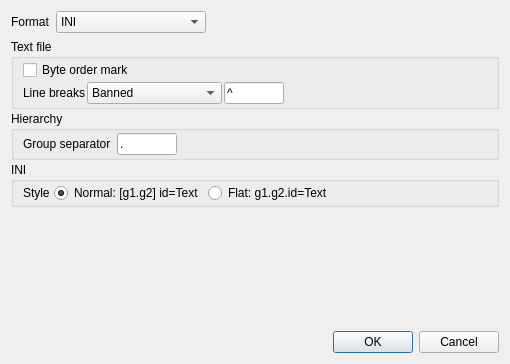
Before: the Qt Designer form UTranslator/FmFileFormat.ui in Mercury13/utranslator, drawn with Qt 5.
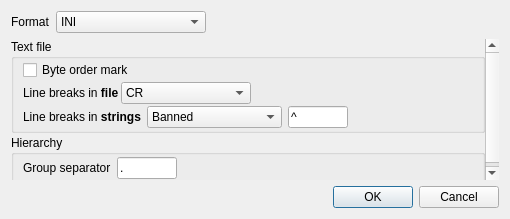
After: the same form once the commit is applied.

```diff
--- a/UTranslator/FmFileFormat.ui
+++ b/UTranslator/FmFileFormat.ui
@@ -7,7 +7,7 @@
     <x>0</x>
     <y>0</y>
     <width>510</width>
-    <height>364</height>
+    <height>219</height>
    </rect>
   </property>
   <property name="windowTitle">
@@ -67,7 +67,7 @@
         <x>0</x>
         <y>0</y>
         <width>492</width>
-        <height>289</height>
+        <height>144</height>
        </rect>
       </property>
       <layout class="QVBoxLayout" name="verticalLayout_2">
@@ -113,12 +113,74 @@
             <item>
              <widget class="QLabel" name="lbLineBreaks">
               <property name="text">
-               <string>Line breaks</string>
+               <string>Line breaks in &lt;b&gt;file&lt;/b&gt;</string>
               </property>
              </widget>
             </item>
             <item>
-             <widget class="QComboBox" name="comboLineBreaks">
+             <widget class="QComboBox" name="comboLineBreaksInFile">
+              <property name="minimumSize">
+               <size>
+                <width>100</width>
+                <height>0</height>
+               </size>
+              </property>
+              <item>
+               <property name="text">
+                <string>CR</string>
+               </property>
+              </item>
+              <item>
+               <property name="text">
+                <string>LF (Unix)</string>
+               </property>
+              </item>
+              <item>
+               <property name="text">
+                <string>CR+LF (Windows)</string>
+               </property>
+              </item>
+             </widget>
+            </item>
+            <item>
+             <spacer name="horizontalSpacer_5">
+              <property name="orientation">
+               <enum>Qt::Horizontal</enum>
+              </property>
+              <property name="sizeHint" stdset="0">
+               <size>
+                <width>40</width>
+                <height>20</height>
+               </size>
+              </property>
+             </spacer>
+            </item>
+           </layout>
+          </item>
+          <item>
+           <widget class="QWidget" name="wiLineBreaksInStrings" native="true">
+            <layout class="QHBoxLayout" name="horizontalLayout_5">
+             <property name="leftMargin">
+              <number>0</number>
+             </property>
+             <property name="topMargin">
+              <number>0</number>
+             </property>
+             <property name="rightMargin">
+              <number>0</number>
+             </property>
+             <property name="bottomMargin">
+              <number>0</number>
+             </property>
+             <item>
+              <widget class="QLabel" name="lbLineBreaksText">
+               <property name="text">
+                <string>Line breaks in &lt;b&gt;strings&lt;/b&gt;</string>
+               </property>
+              </widget>
+             </item>
+             <item>
+              <widget class="QComboBox" name="comboLineBreaksInStrings">
               <property name="minimumSize">
                <size>
                 <width>120</width>
@@ -183,6 +245,7 @@
              </spacer>
             </item>
            </layout>
+           </widget>
           </item>
          </layout>
         </widget>
@@ -248,65 +311,6 @@
          </layout>
         </widget>
        </item>
-       <item>
-        <widget class="QGroupBox" name="grpIni">
-         <property name="title">
-          <string>INI</string>
-         </property>
-         <layout class="QVBoxLayout" name="verticalLayout_4">
-          <property name="spacing">
-           <number>4</number>
-          </property>
-          <property name="topMargin">
-           <number>1</number>
-          </property>
-          <property name="bottomMargin">
-           <number>1</number>
-          </property>
-          <item>
-           <layout class="QHBoxLayout" name="horizontalLayout_4">
-            <item>
-             <widget class="QLabel" name="lbIniStyle">
-              <property name="text">
-               <string>Style</string>
-              </property>
-             </widget>
-            </item>
-            <item>
-             <widget class="QRadioButton" name="radioIniNormal">
-              <property name="text">
-               <string>Normal: [g1.g2] id=Text</string>
-              </property>
-              <property name="checked">
-               <bool>true</bool>
-              </property>
-             </widget>
-            </item>
-            <item>
-             <widget class="QRadioButton" name="radioIniFlat">
-              <property name="text">
-               <string>Flat: g1.g2.id=Text</string>
-              </property>
-             </widget>
-            </item>
-            <item>
-             <spacer name="horizontalSpacer_3">
-              <property name="orientation">
-               <enum>Qt::Horizontal</enum>
-              </property>
-              <property name="sizeHint" stdset="0">
-               <size>
-                <width>40</width>
-                <height>10</height>
-               </size>
-              </property>
-             </spacer>
-            </item>
-           </layout>
-          </item>
-         </layout>
-        </widget>
-       </item>
        <item>
         <spacer name="verticalSpacer">
          <property name="orientation">
```
Left out of the diff: 10 changed lines with no effect on the pictures. Lines whose indentation alone changed are shown as unchanged.
